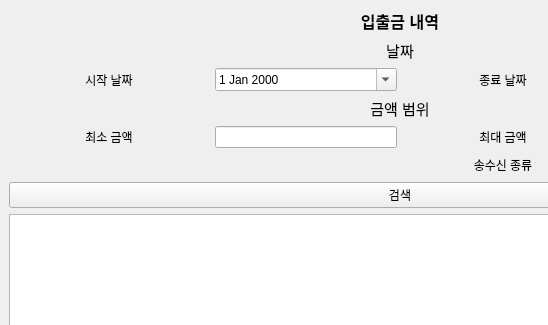
This is form/adminhistorywindow.ui in hyeon-h/QBanker-System as Qt 5 draws it before an edit; both pictures show x 0 to 548 and y 0 to 325 of the 800 by 800 pixel window. The edited form follows.
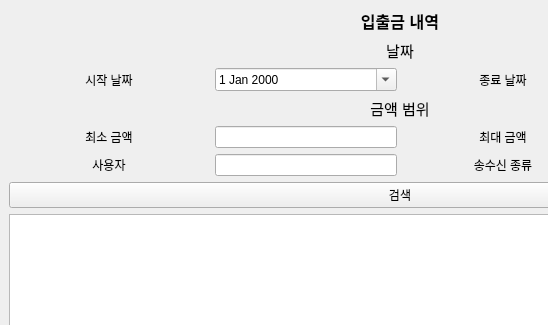
This is the edited form.

Commit message: feat login-ui: add send message

Diff of the .ui file:
```diff
--- a/form/adminhistorywindow.ui
+++ b/form/adminhistorywindow.ui
@@ -194,6 +194,19 @@
         </property>
        </widget>
       </item>
+      <item row="9" column="0" colspan="2">
+       <widget class="QLabel" name="label_9">
+        <property name="text">
+         <string>사용자</string>
+        </property>
+        <property name="alignment">
+         <set>Qt::AlignmentFlag::AlignCenter</set>
+        </property>
+       </widget>
+      </item>
+      <item row="9" column="2">
+       <widget class="QLineEdit" name="lineEdit"/>
+      </item>
      </layout>
     </item>
    </layout>
```
The commit also changes 4 other files.
